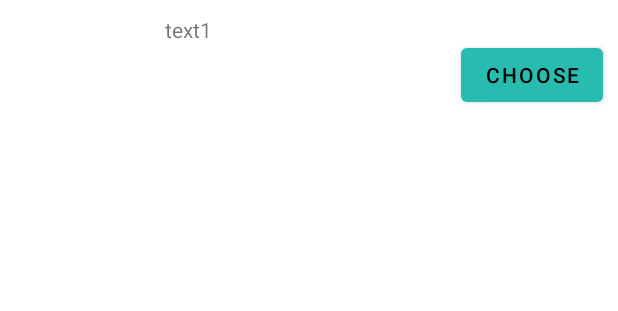
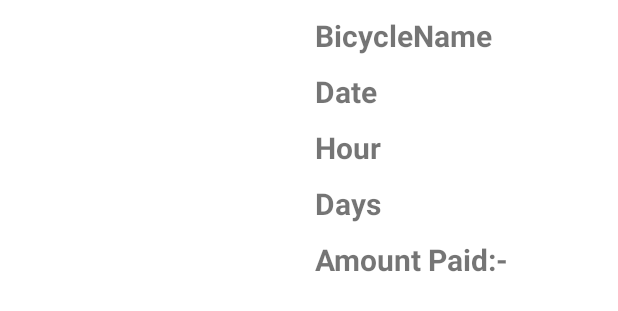
Before and after one commit to anjalikoshti/MyBicycleRental, an Android app: the layout custom_item_view.xml on its own in the app's theme, with its tools: preview values and no code run, on a phone screen of 412 x 824 dp. Shown: the top 311 px of the screen. Run offline under Robolectric (Android 15) with nearby library versions, the phone set to English and light mode, and no system bars.

Commit message:
initial commit

```diff
--- a/app/src/main/res/layout/custom_item_view.xml
+++ b/app/src/main/res/layout/custom_item_view.xml
@@ -6,31 +6,66 @@
 
     <ImageView
         android:id="@+id/image_item"
-        android:layout_width="100dp"
-        android:layout_height="100dp"
+        android:layout_width="200dp"
+        android:layout_height="200dp"
         app:layout_constraintStart_toStartOf="parent"
         app:layout_constraintTop_toTopOf="parent"/>
 
     <TextView
         android:id="@+id/tv_text1"
         android:layout_width="wrap_content"
-    android:layout_height="wrap_content"
-    android:layout_margin="10dp"
-    android:text="text1"
-    app:layout_constraintStart_toEndOf="@id/image_item"
-    app:layout_constraintTop_toTopOf="parent" />
-
-    <Button
+        android:layout_height="wrap_content"
+        android:layout_margin="10dp"
+        android:text="BicycleName"
+        android:textStyle="bold"
+        android:textSize="20sp"
+        app:layout_constraintStart_toEndOf="@id/image_item"
+        app:layout_constraintTop_toTopOf="parent" />
+    <TextView
+        android:id="@+id/t_Udate"
         android:layout_width="wrap_content"
         android:layout_height="wrap_content"
+        app:layout_constraintStart_toEndOf="@+id/image_item"
+        app:layout_constraintTop_toBottomOf="@+id/tv_text1"
         android:layout_margin="10dp"
-        android:text="Choose"
-        android:id="@+id/btn_choose"
-        app:layout_constraintBottom_toBottomOf="parent"
-        app:layout_constraintEnd_toEndOf="parent"
-        app:layout_constraintTop_toTopOf="parent" />
+        android:textStyle="bold"
+        android:textSize="20sp"
+        android:text="Date"
+        />
+    <TextView
+        android:id="@+id/t_UHour"
+        android:layout_width="wrap_content"
+        android:layout_height="wrap_content"
+        app:layout_constraintStart_toEndOf="@+id/image_item"
+        app:layout_constraintTop_toBottomOf="@+id/t_Udate"
+        android:layout_margin="10dp"
+        android:textStyle="bold"
+        android:textSize="20sp"
+        android:text="Hour"
+        />
+    <TextView
+        android:id="@+id/t_UDays"
+        android:layout_width="wrap_content"
+        android:layout_height="wrap_content"
+        app:layout_constraintStart_toEndOf="@+id/image_item"
+        app:layout_constraintTop_toBottomOf="@+id/t_UHour"
+        android:layout_margin="10dp"
+        android:textStyle="bold"
+        android:textSize="20sp"
+        android:text="Days"
+        />
 
-
+    <TextView
+        android:id="@+id/t_Uamount"
+        android:layout_width="wrap_content"
+        android:layout_height="wrap_content"
+        app:layout_constraintStart_toEndOf="@+id/image_item"
+        app:layout_constraintTop_toBottomOf="@+id/t_UDays"
+        android:layout_margin="10dp"
+        android:textStyle="bold"
+        android:textSize="20sp"
+        android:text="Amount Paid:-"
+        />
 
 
 
```
Also changed, not shown: app/src/main/java/com/example/mybicyclerental/adapter/HistoryAdapter.java (+7 -8 lines), app/src/main/java/com/example/mybicyclerental/adapter/UpcomingAdapter.java (+10 -6 lines).
